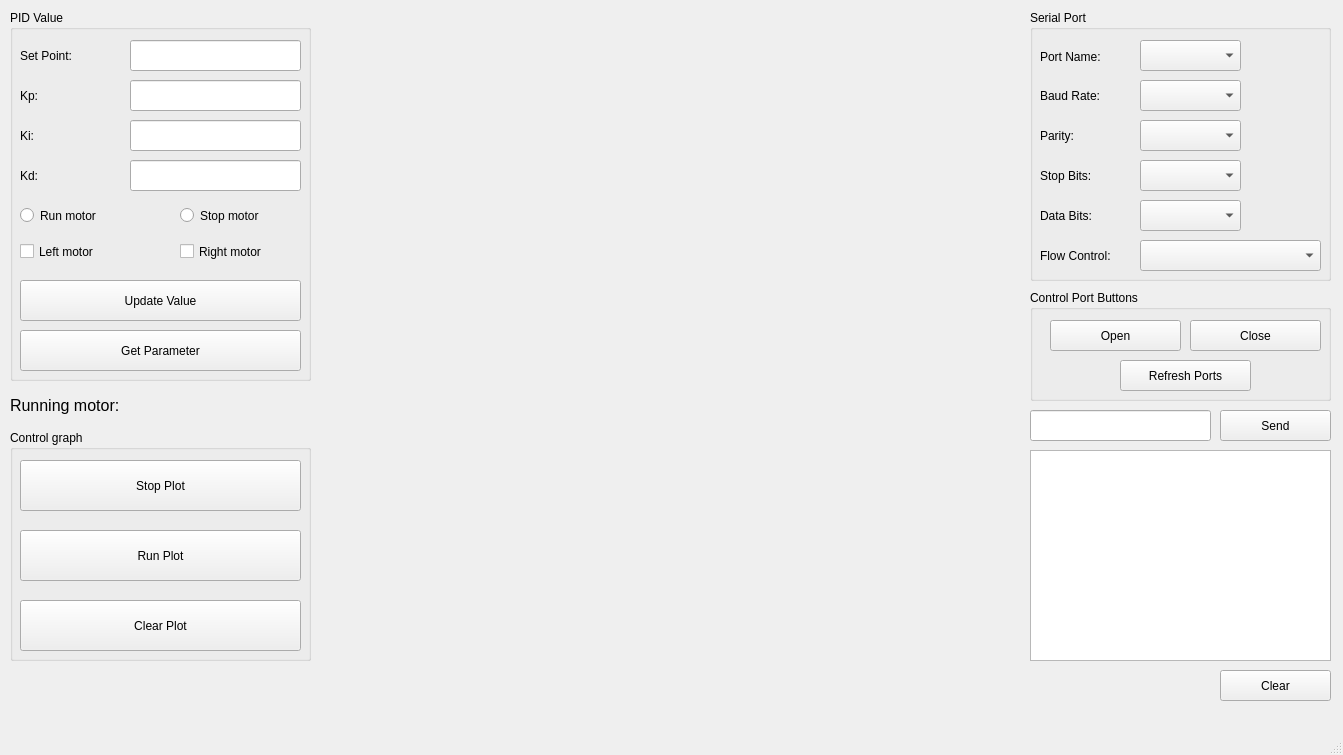
The window that mainwindow.ui (nguyenlamanhvu/GUI_PID) describes before a commit, drawn with Qt 5.
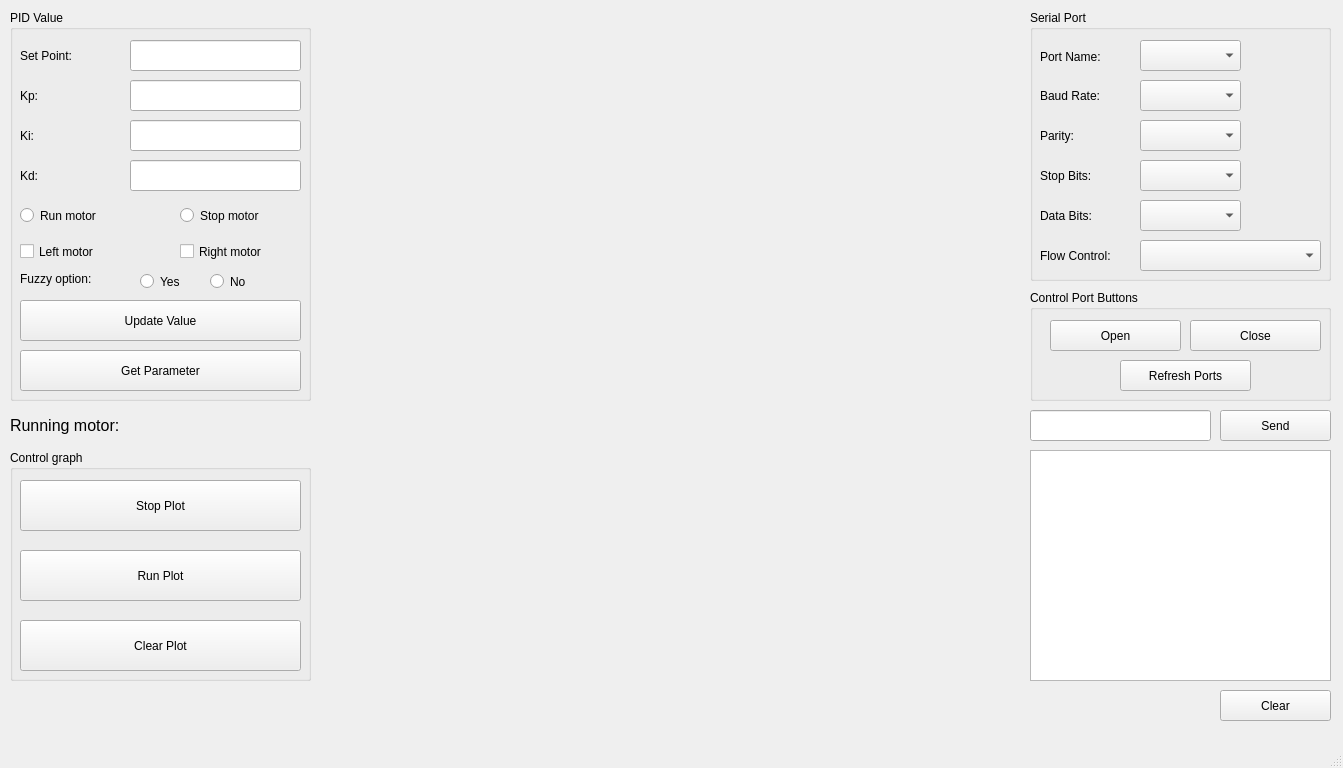
The same window after the commit. Custom widgets are drawn as their Qt base class.

Commit message: [feature]: add Fuzzy check box option

```diff
--- a/mainwindow.ui
+++ b/mainwindow.ui
@@ -7,7 +7,7 @@
     <x>0</x>
     <y>0</y>
     <width>1343</width>
-    <height>755</height>
+    <height>768</height>
    </rect>
   </property>
   <property name="windowTitle">
@@ -43,7 +43,7 @@
       <x>1030</x>
       <y>450</y>
       <width>301</width>
-      <height>211</height>
+      <height>231</height>
      </rect>
     </property>
    </widget>
@@ -254,7 +254,7 @@
     <property name="geometry">
      <rect>
       <x>1220</x>
-      <y>670</y>
+      <y>690</y>
       <width>111</width>
       <height>31</height>
      </rect>
@@ -269,7 +269,7 @@
       <x>10</x>
       <y>10</y>
       <width>301</width>
-      <height>371</height>
+      <height>391</height>
      </rect>
     </property>
     <property name="title">
@@ -371,7 +371,7 @@
      <property name="geometry">
       <rect>
        <x>10</x>
-       <y>270</y>
+       <y>290</y>
        <width>281</width>
        <height>41</height>
       </rect>
@@ -436,7 +436,7 @@
      <property name="geometry">
       <rect>
        <x>10</x>
-       <y>320</y>
+       <y>340</y>
        <width>281</width>
        <height>41</height>
       </rect>
@@ -445,6 +445,45 @@
       <string>Get Parameter</string>
      </property>
     </widget>
+    <widget class="QLabel" name="label_12">
+     <property name="geometry">
+      <rect>
+       <x>10</x>
+       <y>260</y>
+       <width>101</width>
+       <height>17</height>
+      </rect>
+     </property>
+     <property name="text">
+      <string>Fuzzy option:</string>
+     </property>
+    </widget>
+    <widget class="QRadioButton" name="rdFuzzyYes">
+     <property name="geometry">
+      <rect>
+       <x>130</x>
+       <y>260</y>
+       <width>112</width>
+       <height>23</height>
+      </rect>
+     </property>
+     <property name="text">
+      <string>Yes</string>
+     </property>
+    </widget>
+    <widget class="QRadioButton" name="rdFuzzyNo">
+     <property name="geometry">
+      <rect>
+       <x>200</x>
+       <y>260</y>
+       <width>112</width>
+       <height>23</height>
+      </rect>
+     </property>
+     <property name="text">
+      <string>No</string>
+     </property>
+    </widget>
    </widget>
    <widget class="QCustomPlot" name="motorPlot" native="true">
     <property name="geometry">
@@ -452,7 +491,7 @@
       <x>330</x>
       <y>30</y>
       <width>691</width>
-      <height>631</height>
+      <height>651</height>
      </rect>
     </property>
    </widget>
@@ -460,7 +499,7 @@
     <property name="geometry">
      <rect>
       <x>10</x>
-      <y>430</y>
+      <y>450</y>
       <width>301</width>
       <height>231</height>
      </rect>
@@ -512,7 +551,7 @@
     <property name="geometry">
      <rect>
       <x>10</x>
-      <y>390</y>
+      <y>410</y>
       <width>121</width>
       <height>31</height>
      </rect>
@@ -530,7 +569,7 @@
     <property name="geometry">
      <rect>
       <x>140</x>
-      <y>390</y>
+      <y>410</y>
       <width>121</width>
       <height>31</height>
      </rect>
```
